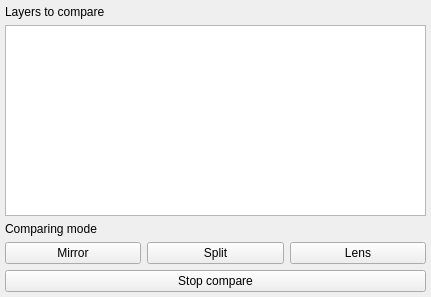
Old version of the form qmapcompare_dockwidget.ui in the repository MIERUNE/qgis-plugin-qmapcompare.
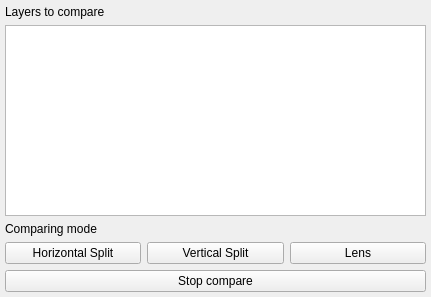
New version of the form. Icons and pictures are not drawn.

What changed in the file:
```diff
--- a/qmapcompare_dockwidget.ui
+++ b/qmapcompare_dockwidget.ui
@@ -73,7 +73,7 @@
        <item>
         <widget class="QPushButton" name="pushButton_mirror">
          <property name="text">
-          <string>Mirror</string>
+          <string>Horizontal Split</string>
          </property>
          <property name="icon">
           <iconset>
@@ -81,7 +81,7 @@
          </property>
          <property name="iconSize">
           <size>
-           <width>37</width>
+           <width>50</width>
            <height>30</height>
           </size>
          </property>
@@ -90,7 +90,7 @@
        <item>
         <widget class="QPushButton" name="pushButton_split">
          <property name="text">
-          <string>Split</string>
+          <string>Vertical Split</string>
          </property>
          <property name="icon">
           <iconset>
```
Left out of the diff: 14 changed lines with no effect on the pictures.
